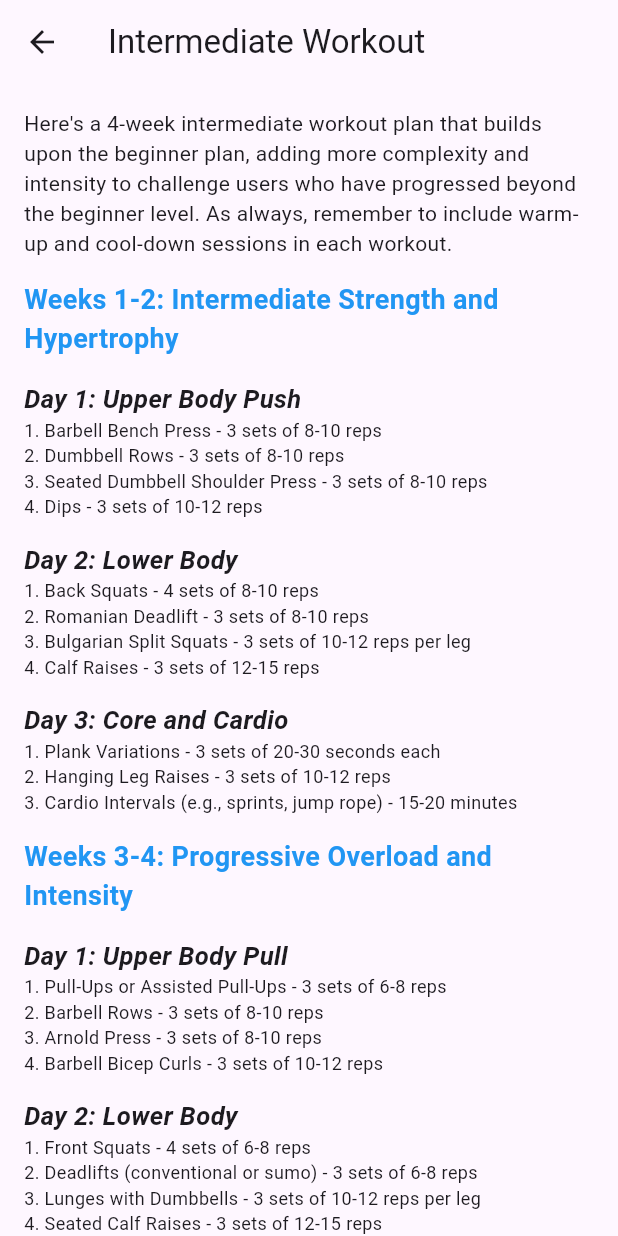
After one commit to mateuszkasprzak94/fitness_prodigy, a Flutter app: the IntermediateWorkout screen opened directly, on a phone screen of 412 x 824 dp. The commit adds this screen. Run offline on Flutter 3.47's test engine with Material 2 defaults, Android fonts, the phone set to English and light mode, and no system bars; our stand-ins replace firebase_auth, firebase_core, google_fonts, shared_preferences; accounts and stored records are empty.

Commit message:
Add text to intermediate workout

```diff
--- /dev/null
+++ b/lib/app/after login plus features/workout_plans/intermediate_workout.dart
@@ -0,0 +1,115 @@
+import 'package:firebase_auth/firebase_auth.dart';
+import 'package:flutter/material.dart';
+
+String start =
+    '''Here's a 4-week intermediate workout plan that builds upon the beginner plan, adding more complexity and intensity to challenge users who have progressed beyond the beginner level. As always, remember to include warm-up and cool-down sessions in each workout.''';
+
+String intermediate1 = '''1. Barbell Bench Press - 3 sets of 8-10 reps
+2. Dumbbell Rows - 3 sets of 8-10 reps
+3. Seated Dumbbell Shoulder Press - 3 sets of 8-10 reps
+4. Dips - 3 sets of 10-12 reps''';
+
+String intermediate2 = '''1. Back Squats - 4 sets of 8-10 reps
+2. Romanian Deadlift - 3 sets of 8-10 reps
+3. Bulgarian Split Squats - 3 sets of 10-12 reps per leg
+4. Calf Raises - 3 sets of 12-15 reps''';
+
+String intermediate3 = '''1. Plank Variations - 3 sets of 20-30 seconds each
+2. Hanging Leg Raises - 3 sets of 10-12 reps
+3. Cardio Intervals (e.g., sprints, jump rope) - 15-20 minutes''';
+
+String intermediate4 = '''1. Pull-Ups or Assisted Pull-Ups - 3 sets of 6-8 reps
+2. Barbell Rows - 3 sets of 8-10 reps
+3. Arnold Press - 3 sets of 8-10 reps
+4. Barbell Bicep Curls - 3 sets of 10-12 reps''';
+
+String intermediate5 = '''1. Front Squats - 4 sets of 6-8 reps
+2. Deadlifts (conventional or sumo) - 3 sets of 6-8 reps
+3. Lunges with Dumbbells - 3 sets of 10-12 reps per leg
+4. Seated Calf Raises - 3 sets of 12-15 reps''';
+
+String intermediate6 =
+    '''1. Hanging Windshield Wipers - 3 sets of 8-10 reps per side
+2. Russian Twists - 3 sets of 12-15 reps per side
+3. High-Intensity Interval Training (HIIT) - 20-25 minutes''';
+
+String end = '''
+The intermediate workout plan focuses on building strength, hypertrophy, and increasing intensity. Users at this level should have a solid foundation of proper form and technique. Encourage them to track their progress and gradually increase weights as they feel comfortable.''';
+
+class IntermediateWorkout extends StatelessWidget {
+  const IntermediateWorkout({
+    Key? key,
+    required this.user,
+  }) : super(key: key);
+
+  final User user;
+
+  @override
+  Widget build(BuildContext context) {
+    return Scaffold(
+      appBar: AppBar(
+        title: const Text('Intermediate Workout'),
+      ),
+      body: ListView(
+        padding: const EdgeInsets.all(16),
+        children: [
+          Text(
+            start,
+            style: const TextStyle(fontWeight: FontWeight.w400),
+          ),
+          const SizedBox(height: 15),
+          const Text(
+            'Weeks 1-2: Intermediate Strength and Hypertrophy',
+            style: TextStyle(
+                fontWeight: FontWeight.bold, fontSize: 18, color: Colors.blue),
+          ),
+          const SizedBox(height: 15),
+          _buildExercise('Day 1: Upper Body Push', intermediate1),
+          const SizedBox(height: 15),
+          _buildExercise('Day 2: Lower Body', intermediate2),
+          const SizedBox(height: 15),
+          _buildExercise('Day 3: Core and Cardio', intermediate3),
+          const SizedBox(height: 15),
+          const Text(
+            'Weeks 3-4: Progressive Overload and Intensity',
+            style: TextStyle(
+                fontWeight: FontWeight.bold, fontSize: 18, color: Colors.blue),
+          ),
+          const SizedBox(height: 15),
+          _buildExercise('Day 1: Upper Body Pull', intermediate4),
+          const SizedBox(height: 15),
+          _buildExercise('Day 2: Lower Body', intermediate5),
+          const SizedBox(height: 15),
+          _buildExercise('Day 3: Core and Cardio', intermediate6),
+          const SizedBox(height: 15),
+          Text(
+            end,
+            style: const TextStyle(fontWeight: FontWeight.w400),
+          ),
+        ],
+      ),
+    );
+  }
+}
+
+Widget _buildExercise(String title, String description) {
+  return Column(
+    crossAxisAlignment: CrossAxisAlignment.start,
+    children: [
+      Text(
+        title,
+        style: const TextStyle(
+            fontWeight: FontWeight.bold,
+            fontStyle: FontStyle.italic,
+            fontSize: 17),
+      ),
+      Text(
+        description,
+        style: const TextStyle(
+            fontWeight: FontWeight.normal,
+            fontStyle: FontStyle.normal,
+            fontSize: 12),
+      ),
+    ],
+  );
+}
--- a/lib/app/after login plus features/workout_plans/workout_plans_page.dart
+++ b/lib/app/after login plus features/workout_plans/workout_plans_page.dart
@@ -3,6 +3,7 @@ import 'package:fitness_prodigy/app/after%20login%20plus%20features/exercies_exa
 import 'package:fitness_prodigy/app/after%20login%20plus%20features/features_page.dart';
 import 'package:fitness_prodigy/app/after%20login%20plus%20features/user_profile/user_profile_page.dart';
 import 'package:fitness_prodigy/app/after%20login%20plus%20features/workout_plans/beginner_workout.dart';
+import 'package:fitness_prodigy/app/after%20login%20plus%20features/workout_plans/intermediate_workout.dart';
 import 'package:flutter/material.dart';
 
 class WorkoutPlansPage extends StatefulWidget {
@@ -44,7 +45,14 @@ class _WorkoutPlansPageState extends State<WorkoutPlansPage> {
           ),
           const SizedBox(height: 15),
           ElevatedButton(
-            onPressed: () {},
+            onPressed: () {
+              Navigator.of(context).push(
+                MaterialPageRoute(
+                  builder: (_) => IntermediateWorkout(
+                      user: FirebaseAuth.instance.currentUser!),
+                ),
+              );
+            },
             child: const Text('Intermediate Workout'),
           ),
           const SizedBox(height: 15),
```
